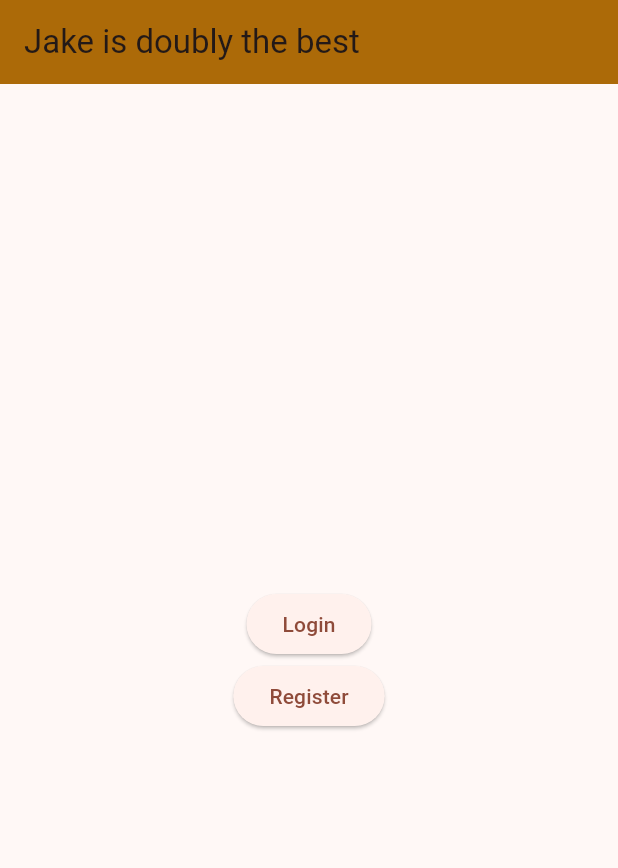
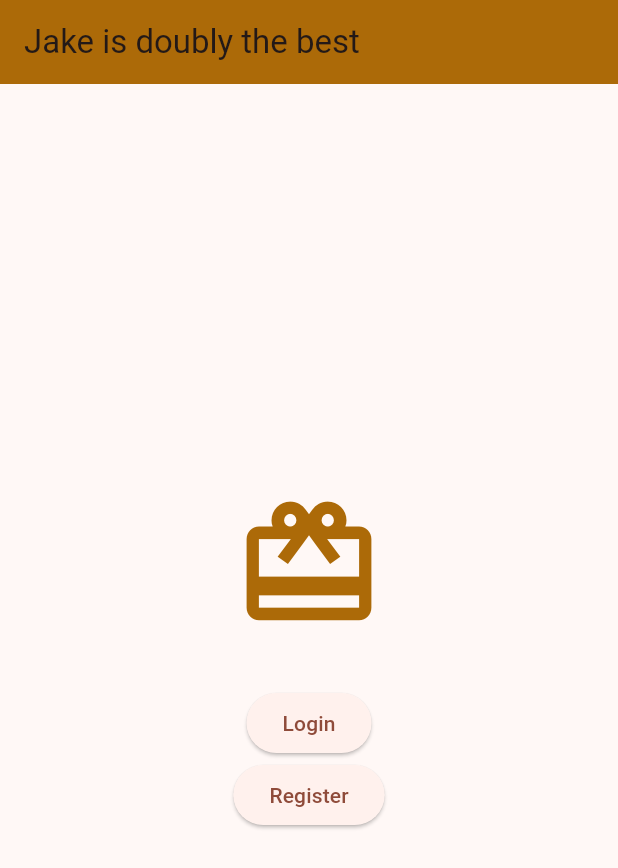
Before and after one commit to SwintonStreet/GiftAppTest, a Flutter app: the screen it shows after launch, on a phone screen of 412 x 824 dp. Shown: the top 868 px of the screen. Run offline on Flutter 3.47's test engine with Material 3 defaults, Android fonts, the light colour scheme and no system bars.

Commit message:
Added giftbox icon to main page

```diff
--- a/lib/main.dart
+++ b/lib/main.dart
@@ -110,6 +110,12 @@ class _MyHomePageState extends State<MyHomePage> {
           // wireframe for each widget.
           mainAxisAlignment: MainAxisAlignment.center,
           children: <Widget>[
+            const Icon(
+              Icons.card_giftcard,
+              size: 100,
+              color: Color.fromARGB(255, 172, 106, 8),
+            ),
+            const SizedBox(height: 32),
             ElevatedButton(
               onPressed: () {
                 Navigator.push(
```
